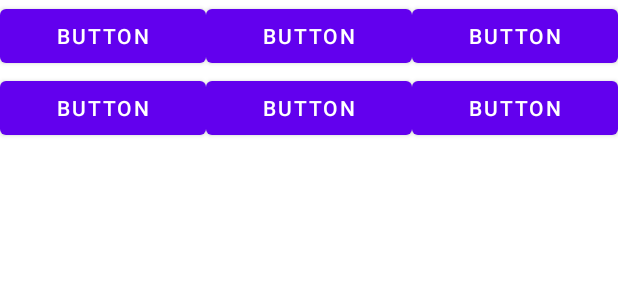
After one commit to AdastroAgni/Stanislav_Garshnik-AppForAndroid, an Android app: the layout linear_layout.xml on its own in the app's theme, with its tools: preview values and no code run, on a phone screen of 412 x 824 dp. The commit adds this screen. Shown: the top 300 px of the screen. Run offline under Robolectric (Android 15) with nearby library versions, the phone set to English and light mode, and no system bars.

Commit message:
add Linear_layout

```diff
--- /dev/null
+++ b/app/src/main/res/layout/linear_layout.xml
@@ -0,0 +1,7 @@
+<?xml version="1.0" encoding="utf-8"?>
+<androidx.constraintlayout.widget.ConstraintLayout xmlns:android="http://schemas.android.com/apk/res/android"
+    android:orientation="vertical"
+    android:layout_width="match_parent"
+    android:layout_height="match_parent">
+
+</androidx.constraintlayout.widget.ConstraintLayout>
--- a/layouttype/src/main/res/layout/activity_main.xml
+++ b/layouttype/src/main/res/layout/activity_main.xml
@@ -28,4 +28,6 @@
         app:layout_constraintTop_toTopOf="parent"
         tools:ignore="HardcodedText" />
 
+
+
 </androidx.constraintlayout.widget.ConstraintLayout>
--- /dev/null
+++ b/layouttype/src/main/res/layout/linear_layout.xml
@@ -0,0 +1,60 @@
+<?xml version="1.0" encoding="utf-8"?>
+<LinearLayout xmlns:android="http://schemas.android.com/apk/res/android"
+    android:orientation="vertical"
+    android:layout_width="match_parent"
+    android:layout_height="match_parent">
+
+    <LinearLayout
+        android:layout_width="match_parent"
+        android:layout_height="wrap_content"
+        android:orientation="horizontal">
+
+        <Button
+            android:id="@+id/button"
+            android:layout_width="wrap_content"
+            android:layout_height="wrap_content"
+            android:layout_weight="1"
+            android:text="Button" />
+
+        <Button
+            android:id="@+id/button2"
+            android:layout_width="wrap_content"
+            android:layout_height="wrap_content"
+            android:layout_weight="1"
+            android:text="Button" />
+
+        <Button
+            android:id="@+id/button3"
+            android:layout_width="wrap_content"
+            android:layout_height="wrap_content"
+            android:layout_weight="1"
+            android:text="Button" />
+    </LinearLayout>
+
+    <LinearLayout
+        android:layout_width="match_parent"
+        android:layout_height="wrap_content"
+        android:orientation="horizontal">
+
+        <Button
+            android:id="@+id/button4"
+            android:layout_width="wrap_content"
+            android:layout_height="wrap_content"
+            android:layout_weight="1"
+            android:text="Button" />
+
+        <Button
+            android:id="@+id/button5"
+            android:layout_width="wrap_content"
+            android:layout_height="wrap_content"
+            android:layout_weight="1"
+            android:text="Button" />
+
+        <Button
+            android:id="@+id/button6"
+            android:layout_width="wrap_content"
+            android:layout_height="wrap_content"
+            android:layout_weight="1"
+            android:text="Button" />
+    </LinearLayout>
+</LinearLayout>
```
